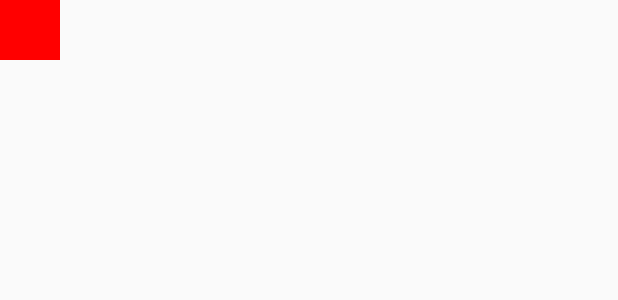
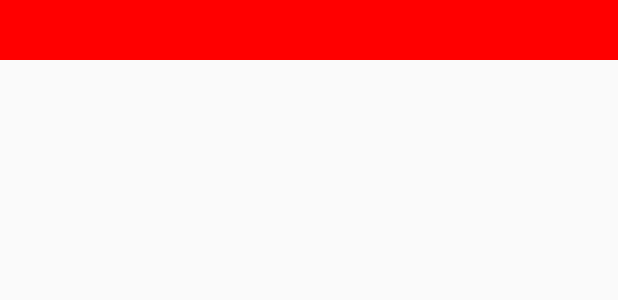
Before and after one commit to VinVon/DiyView, an Android app: the layout activity14_main.xml on its own in the app's theme, with its tools: preview values and no code run, on a phone screen of 412 x 824 dp. Shown: the top 300 px of the screen. Run offline under Robolectric (Android 15) with nearby library versions, the phone set to English and light mode, and no system bars.

Commit message:
拖拽侧滑

```diff
--- a/app/src/main/res/layout/activity14_main.xml
+++ b/app/src/main/res/layout/activity14_main.xml
@@ -1,14 +1,15 @@
 <?xml version="1.0" encoding="utf-8"?>
 <com.demo.diyview.view14.VerticalDragView xmlns:android="http://schemas.android.com/apk/res/android"
     android:layout_width="match_parent"
-    android:layout_height="match_parent"
- >
-        <TextView
-            android:layout_width="40dp"
-            android:layout_height="40dp"
-            android:background="@color/blue"/>
-        <TextView
-        android:layout_width="40dp"
+    android:layout_height="match_parent">
+
+    <TextView
+        android:layout_width="match_parent"
         android:layout_height="40dp"
-        android:background="@color/red"/>
+        android:background="@color/blue" />
+
+    <TextView
+        android:layout_width="match_parent"
+        android:layout_height="40dp"
+        android:background="@color/red" />
 </com.demo.diyview.view14.VerticalDragView>
```
Also changed, not shown: app/src/main/java/com/demo/diyview/view14/VerticalDragView.java (+8 -10 lines).
